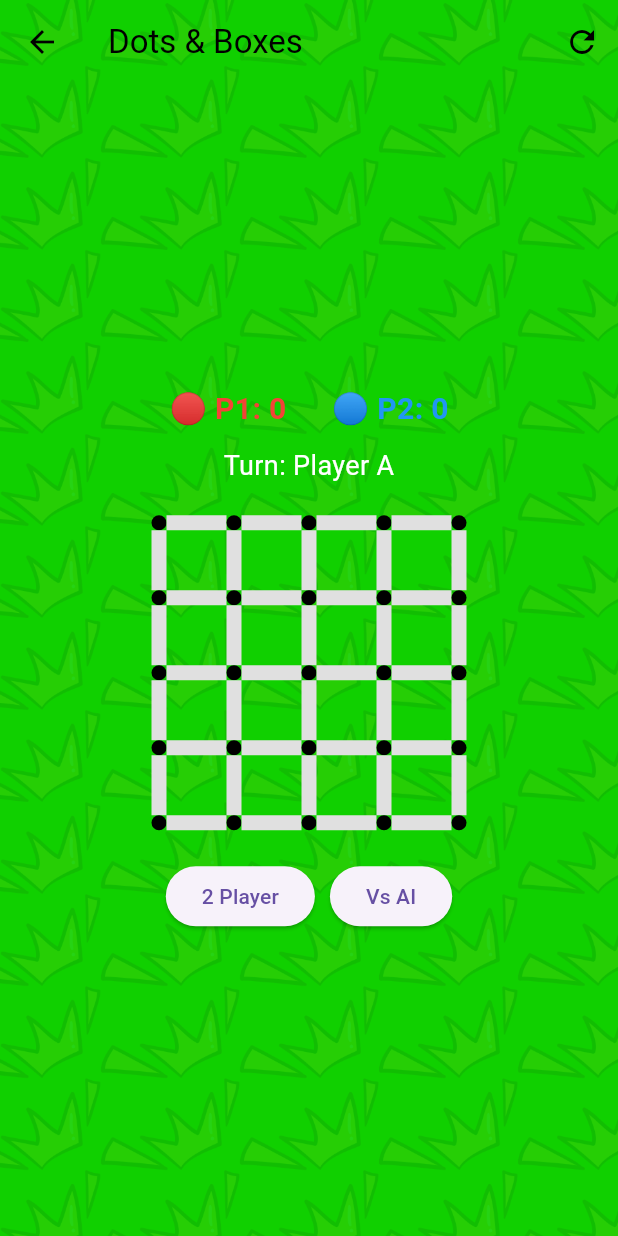
After one commit to Ab-dul-Hannan/game_nest_fyp, a Flutter app: the DotsAndBoxesGame screen opened directly, after a tap on "2 Player", on a phone screen of 412 x 824 dp. The commit adds this screen. Run offline on Flutter 3.47's test engine with Material 3 defaults, Android fonts, the phone set to English and light mode, and no system bars; our stand-ins replace audioplayers, image_picker.

Commit message:
Added a new box game

```diff
--- /dev/null
+++ b/lib/games/dots_and_boxes.dart
@@ -0,0 +1,368 @@
+import 'dart:math';
+import 'package:flutter/material.dart';
+
+class DotsAndBoxesGame extends StatefulWidget {
+  const DotsAndBoxesGame({super.key});
+
+  @override
+  State<DotsAndBoxesGame> createState() => _DotsAndBoxesGameState();
+}
+
+class _DotsAndBoxesGameState extends State<DotsAndBoxesGame> {
+  static const int gridSize = 5;
+
+  Map<String, String> drawnLines = {};
+  Map<String, String> boxes = {};
+
+  String currentPlayer = "A";
+  int playerAScore = 0;
+  int playerBScore = 0;
+
+  bool vsAI = false;
+  bool aiThinking = false;
+
+  String getLineKey(int r1, int c1, int r2, int c2) {
+    if (r1 > r2 || (r1 == r2 && c1 > c2)) {
+      return "$r2,$c2-$r1,$c1";
+    }
+    return "$r1,$c1-$r2,$c2";
+  }
+
+  bool isLineDrawn(int r1, int c1, int r2, int c2) {
+    return drawnLines.containsKey(getLineKey(r1, c1, r2, c2));
+  }
+
+  bool get isGameOver => boxes.length == (gridSize - 1) * (gridSize - 1);
+
+  bool _applyMove(int r1, int c1, int r2, int c2) {
+    drawnLines[getLineKey(r1, c1, r2, c2)] = currentPlayer;
+    bool scored = _checkBoxes();
+    if (!scored) {
+      currentPlayer = currentPlayer == "A" ? "B" : "A";
+    }
+    return scored;
+  }
+
+  bool _checkBoxes() {
+    bool scored = false;
+    for (int r = 0; r < gridSize - 1; r++) {
+      for (int c = 0; c < gridSize - 1; c++) {
+        String boxKey = "$r,$c";
+        if (boxes.containsKey(boxKey)) continue;
+        if (isLineDrawn(r, c, r, c + 1) &&
+            isLineDrawn(r, c, r + 1, c) &&
+            isLineDrawn(r + 1, c, r + 1, c + 1) &&
+            isLineDrawn(r, c + 1, r + 1, c + 1)) {
+          boxes[boxKey] = currentPlayer;
+          scored = true;
+          if (currentPlayer == "A") {
+            playerAScore += 10;
+          } else {
+            playerBScore += 10;
+          }
+        }
+      }
+    }
+    return scored;
+  }
+
+  void drawLine(int r1, int c1, int r2, int c2) {
+    if (aiThinking || isLineDrawn(r1, c1, r2, c2) || isGameOver) return;
+
+    setState(() {
+      _applyMove(r1, c1, r2, c2);
+    });
+
+    _scheduleAiMoveIfNeeded();
+  }
+
+  void _scheduleAiMoveIfNeeded() {
+    if (!vsAI || currentPlayer != "B" || isGameOver) return;
+
+    setState(() => aiThinking = true);
+
+    Future.delayed(const Duration(milliseconds: 500), () {
+      if (!mounted) return;
+
+      final move = _pickAiMove();
+      if (move != null) {
+        setState(() {
+          _applyMove(move[0], move[1], move[2], move[3]);
+          aiThinking = false;
+        });
+        _scheduleAiMoveIfNeeded();
+      } else {
+        setState(() => aiThinking = false);
+      }
+    });
+  }
+
+  List<int>? _pickAiMove() {
+    List<List<int>> winning = [];
+    List<List<int>> safe = [];
+    List<List<int>> risky = [];
+
+    for (int r = 0; r < gridSize; r++) {
+      for (int c = 0; c < gridSize; c++) {
+        final candidates = <List<int>>[];
+        if (c < gridSize - 1 && !isLineDrawn(r, c, r, c + 1)) {
+          candidates.add([r, c, r, c + 1]);
+        }
+        if (r < gridSize - 1 && !isLineDrawn(r, c, r + 1, c)) {
+          candidates.add([r, c, r + 1, c]);
+        }
+
+        for (final move in candidates) {
+          int score = _boxesCompletedBy(move[0], move[1], move[2], move[3]);
+          if (score > 0) {
+            winning.add(move);
+          } else if (_isMoveSafe(move[0], move[1], move[2], move[3])) {
+            safe.add(move);
+          } else {
+            risky.add(move);
+          }
+        }
+      }
+    }
+
+    final rng = Random();
+    if (winning.isNotEmpty) return winning[rng.nextInt(winning.length)];
+    if (safe.isNotEmpty) return safe[rng.nextInt(safe.length)];
+    if (risky.isNotEmpty) return risky[rng.nextInt(risky.length)];
+    return null;
+  }
+
+  int _boxesCompletedBy(int r1, int c1, int r2, int c2) {
+    drawnLines[getLineKey(r1, c1, r2, c2)] = "temp";
+    int count = 0;
+    for (int r = 0; r < gridSize - 1; r++) {
+      for (int c = 0; c < gridSize - 1; c++) {
+        if (!boxes.containsKey("$r,$c") &&
+            isLineDrawn(r, c, r, c + 1) &&
+            isLineDrawn(r, c, r + 1, c) &&
+            isLineDrawn(r + 1, c, r + 1, c + 1) &&
+            isLineDrawn(r, c + 1, r + 1, c + 1)) {
+          count++;
+        }
+      }
+    }
+    drawnLines.remove(getLineKey(r1, c1, r2, c2));
+    return count;
+  }
+
+  bool _isMoveSafe(int r1, int c1, int r2, int c2) {
+    drawnLines[getLineKey(r1, c1, r2, c2)] = "temp";
+    bool safe = true;
+    for (int r = 0; r < gridSize - 1 && safe; r++) {
+      for (int c = 0; c < gridSize - 1 && safe; c++) {
+        if (boxes.containsKey("$r,$c")) continue;
+        int sidesDrawn = 0;
+        if (isLineDrawn(r, c, r, c + 1)) sidesDrawn++;
+        if (isLineDrawn(r, c, r + 1, c)) sidesDrawn++;
+        if (isLineDrawn(r + 1, c, r + 1, c + 1)) sidesDrawn++;
+        if (isLineDrawn(r, c + 1, r + 1, c + 1)) sidesDrawn++;
+        if (sidesDrawn == 3) safe = false;
+      }
+    }
+    drawnLines.remove(getLineKey(r1, c1, r2, c2));
+    return safe;
+  }
+
+  void resetGame() {
+    setState(() {
+      drawnLines.clear();
+      boxes.clear();
+      playerAScore = 0;
+      playerBScore = 0;
+      currentPlayer = "A";
+      aiThinking = false;
+    });
+  }
+
+  void chooseMode(bool ai) {
+    setState(() {
+      vsAI = ai;
+    });
+    resetGame();
+  }
+
+  String get statusText {
+    if (isGameOver) {
+      if (playerAScore > playerBScore) return "🎉 Player A Wins!";
+      if (playerBScore > playerAScore) {
+        return vsAI ? "🤖 AI Wins!" : "🎉 Player B Wins!";
+      }
+      return "🤝 It's a Draw!";
+    }
+    if (aiThinking) return "🤖 AI is thinking...";
+    return "Turn: Player $currentPlayer";
+  }
+
+  Color _lineColor(String player) {
+    return player == "A" ? Colors.red : Colors.blue;
+  }
+
+  Widget buildDot() {
+    return Container(
+      width: 10,
+      height: 10,
+      decoration: const BoxDecoration(
+        color: Colors.black,
+        shape: BoxShape.circle,
+      ),
+    );
+  }
+
+  Widget buildHorizontalLine(int r, int c) {
+    String? drawnBy = drawnLines[getLineKey(r, c, r, c + 1)];
+    return GestureDetector(
+      onTap: () => drawLine(r, c, r, c + 1),
+      child: Container(
+        width: 40,
+        height: 10,
+        color: drawnBy != null ? _lineColor(drawnBy) : Colors.grey[300],
+      ),
+    );
+  }
+
+  Widget buildVerticalLine(int r, int c) {
+    String? drawnBy = drawnLines[getLineKey(r, c, r + 1, c)];
+    return GestureDetector(
+      onTap: () => drawLine(r, c, r + 1, c),
+      child: Container(
+        width: 10,
+        height: 40,
+        color: drawnBy != null ? _lineColor(drawnBy) : Colors.grey[300],
+      ),
+    );
+  }
+
+  Widget buildBox(int r, int c) {
+    String key = "$r,$c";
+    String? owner = boxes[key];
+    return Container(
+      width: 40,
+      height: 40,
+      color: owner != null
+          ? (owner == "A"
+          ? Colors.red.withOpacity(0.4)
+          : Colors.blue.withOpacity(0.4))
+          : Colors.transparent,
+      child: Center(
+        child: Text(
+          owner ?? "",
+          style: const TextStyle(fontWeight: FontWeight.bold, fontSize: 16),
+        ),
+      ),
+    );
+  }
+
+  Widget buildGrid() {
+    List<Widget> rows = [];
+
+    for (int r = 0; r < gridSize; r++) {
+      List<Widget> row = [];
+      for (int c = 0; c < gridSize; c++) {
+        row.add(buildDot());
+        if (c < gridSize - 1) row.add(buildHorizontalLine(r, c));
+      }
+      rows.add(Row(mainAxisAlignment: MainAxisAlignment.center, children: row));
+
+      if (r < gridSize - 1) {
+        List<Widget> row2 = [];
+        for (int c = 0; c < gridSize; c++) {
+          row2.add(buildVerticalLine(r, c));
+          if (c < gridSize - 1) row2.add(buildBox(r, c));
+        }
+        rows.add(Row(mainAxisAlignment: MainAxisAlignment.center, children: row2));
+      }
+    }
+
+    return Column(children: rows);
+  }
+
+  @override
+  Widget build(BuildContext context) {
+    return Scaffold(
+      extendBodyBehindAppBar: true,
+      appBar: AppBar(
+        title: const Text("Dots & Boxes", style: TextStyle(color: Colors.black)),
+        backgroundColor: Colors.transparent,
+        elevation: 0,
+        iconTheme: const IconThemeData(color: Colors.black),
+        actions: [
+          IconButton(
+            icon: const Icon(Icons.refresh),
+            onPressed: resetGame,
+          ),
+        ],
+      ),
+      body: Container(
+        decoration: const BoxDecoration(
+          image: DecorationImage(
+            image: AssetImage('assets/images/bg_game_nest_7.png'),
+            fit: BoxFit.cover,
+          ),
+        ),
+        child: SafeArea(
+          child: Column(
+            mainAxisAlignment: MainAxisAlignment.center,
+            children: [
+              // Score row
+              Row(
+                mainAxisAlignment: MainAxisAlignment.center,
+                children: [
+                  Text(
+                    "🔴 P1: $playerAScore",
+                    style: const TextStyle(
+                        fontSize: 20,
+                        color: Colors.red,
+                        fontWeight: FontWeight.bold),
+                  ),
+                  const SizedBox(width: 30),
+                  Text(
+                    vsAI
+                        ? "🔵 AI: $playerBScore"
+                        : "🔵 P2: $playerBScore",
+                    style: const TextStyle(
+                        fontSize: 20,
+                        color: Colors.blue,
+                        fontWeight: FontWeight.bold),
+                  ),
+                ],
+              ),
+
+              const SizedBox(height: 10),
+
+              Text(
+                statusText,
+                style: const TextStyle(fontSize: 18, color: Colors.white),
+              ),
+
+              const SizedBox(height: 20),
+
+              buildGrid(),
+
+              const SizedBox(height: 20),
+
+              Row(
+                mainAxisAlignment: MainAxisAlignment.center,
+                children: [
+                  ElevatedButton(
+                    onPressed: () => chooseMode(false),
+                    child: const Text("2 Player"),
+                  ),
+                  const SizedBox(width: 10),
+                  ElevatedButton(
+                    onPressed: () => chooseMode(true),
+                    child: const Text("Vs AI"),
+                  ),
+                ],
+              ),
+            ],
+          ),
+        ),
+      ),
+    );
+  }
+}
```
Also changed, not shown: lib/games/snake.dart (deleted, +0 -292 lines), lib/menu.dart (+12 -10 lines).
